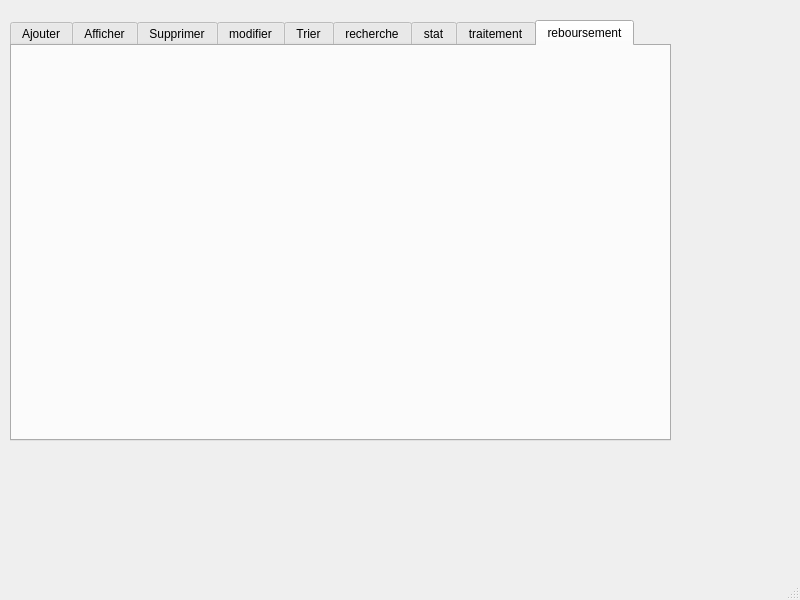
Before: the Qt Designer form Aziz_Khalsi_Gestion_SAV/mainwindow.ui in amirakhalfy/smart_tech_store_2A5, drawn with Qt 5.
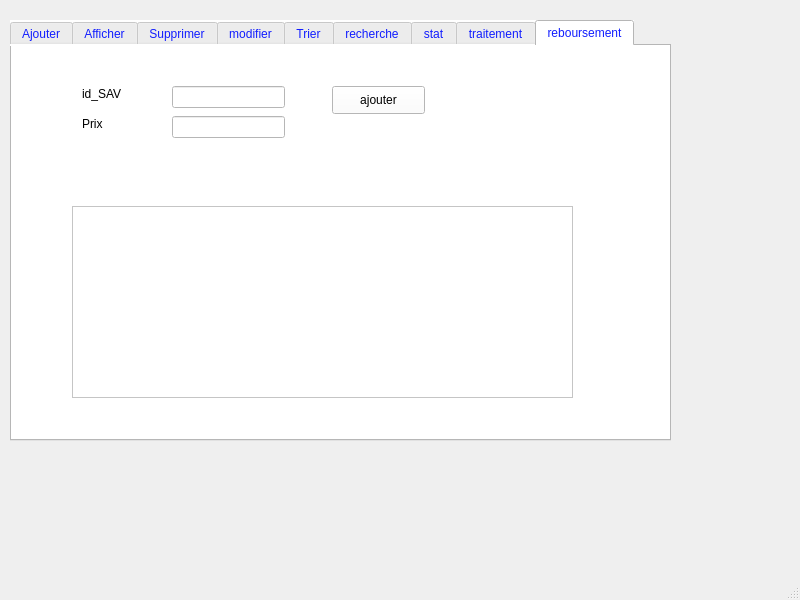
After: the same form once the commit is applied. The open tabs and pages were chosen to show the change. Icons and pictures are not drawn.

Diff of the .ui file:
```diff
--- a/Aziz_Khalsi_Gestion_SAV/mainwindow.ui
+++ b/Aziz_Khalsi_Gestion_SAV/mainwindow.ui
@@ -24,7 +24,10 @@
      </rect>
     </property>
     <property name="styleSheet">
-     <string notr="true">font: 8pt &quot;Ravie&quot;;</string>
+     <string notr="true">font: 81 8pt &quot;Rockwell Extra Bold&quot;;
+color: rgb(17, 29, 255);
+background-color: rgb(255, 255, 255);
+</string>
     </property>
     <property name="currentIndex">
      <number>3</number>
@@ -704,6 +707,84 @@
      <attribute name="title">
       <string>reboursement</string>
      </attribute>
+     <widget class="QLineEdit" name="lineEditcin">
+      <property name="geometry">
+       <rect>
+        <x>160</x>
+        <y>40</y>
+        <width>113</width>
+        <height>22</height>
+       </rect>
+      </property>
+     </widget>
+     <widget class="QLineEdit" name="lineEditprix">
+      <property name="geometry">
+       <rect>
+        <x>160</x>
+        <y>70</y>
+        <width>113</width>
+        <height>22</height>
+       </rect>
+      </property>
+     </widget>
+     <widget class="QPushButton" name="ajouter_2">
+      <property name="geometry">
+       <rect>
+        <x>320</x>
+        <y>40</y>
+        <width>93</width>
+        <height>28</height>
+       </rect>
+      </property>
+      <property name="styleSheet">
+       <string notr="true">color: rgb(0, 0, 0);</string>
+      </property>
+      <property name="text">
+       <string>ajouter</string>
+      </property>
+     </widget>
+     <widget class="QTableView" name="tableView_remboursement">
+      <property name="geometry">
+       <rect>
+        <x>60</x>
+        <y>160</y>
+        <width>501</width>
+        <height>192</height>
+       </rect>
+      </property>
+     </widget>
+     <widget class="QLabel" name="label_18">
+      <property name="geometry">
+       <rect>
+        <x>70</x>
+        <y>40</y>
+        <width>61</width>
+        <height>16</height>
+       </rect>
+      </property>
+      <property name="styleSheet">
+       <string notr="true">color: rgb(0, 0, 0);</string>
+      </property>
+      <property name="text">
+       <string>id_SAV</string>
+      </property>
+     </widget>
+     <widget class="QLabel" name="label_19">
+      <property name="geometry">
+       <rect>
+        <x>70</x>
+        <y>70</y>
+        <width>56</width>
+        <height>16</height>
+       </rect>
+      </property>
+      <property name="styleSheet">
+       <string notr="true">color: rgb(0, 0, 0);</string>
+      </property>
+      <property name="text">
+       <string>Prix</string>
+      </property>
+     </widget>
     </widget>
    </widget>
   </widget>
```
Left out of the diff: 145 changed lines with no effect on the pictures.
